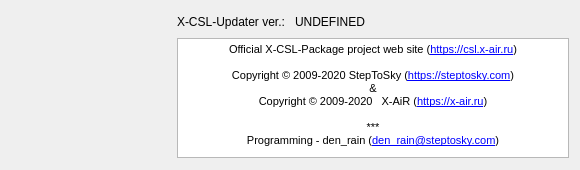
This is src/about.ui in steptosky/x-csl-updater as Qt 5 draws it before an edit. The edited form follows.
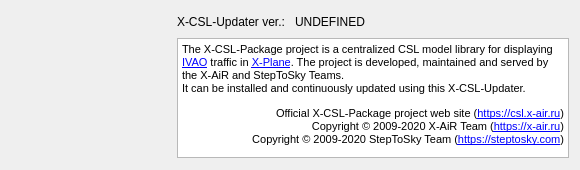
This is the edited form. Icons and pictures are not drawn.

Commit message: updated the about window

Patch:
```diff
--- a/src/about.ui
+++ b/src/about.ui
@@ -180,16 +180,12 @@
 &lt;html&gt;&lt;head&gt;&lt;meta name=&quot;qrichtext&quot; content=&quot;1&quot; /&gt;&lt;style type=&quot;text/css&quot;&gt;
 p, li { white-space: pre-wrap; }
 &lt;/style&gt;&lt;/head&gt;&lt;body style=&quot; font-family:'MS Shell Dlg 2'; font-size:8.25pt; font-weight:400; font-style:normal;&quot;&gt;
-&lt;p align=&quot;center&quot; style=&quot; margin-top:0px; margin-bottom:0px; margin-left:0px; margin-right:0px; -qt-block-indent:0; text-indent:0px;&quot;&gt;&lt;span style=&quot; font-size:8pt;&quot;&gt;Official X-CSL-Package project web site (&lt;/span&gt;&lt;a href=&quot;https://csl.x-air.ru&quot;&gt;&lt;span style=&quot; font-size:8pt; text-decoration: underline; color:#0000ff;&quot;&gt;https://csl.x-air.ru&lt;/span&gt;&lt;/a&gt;&lt;span style=&quot; font-size:8pt;&quot;&gt;)&lt;/span&gt;&lt;/p&gt;
-&lt;p align=&quot;center&quot; style=&quot;-qt-paragraph-type:empty; margin-top:0px; margin-bottom:0px; margin-left:0px; margin-right:0px; -qt-block-indent:0; text-indent:0px; font-size:8pt;&quot;&gt;&lt;br /&gt;&lt;/p&gt;
-&lt;p align=&quot;center&quot; style=&quot; margin-top:0px; margin-bottom:0px; margin-left:0px; margin-right:0px; -qt-block-indent:0; text-indent:0px;&quot;&gt;&lt;span style=&quot; font-size:8pt;&quot;&gt;Copyright © 2009-2020 StepToSky (&lt;/span&gt;&lt;a href=&quot;https://steptosky.com&quot;&gt;&lt;span style=&quot; font-size:8pt; text-decoration: underline; color:#0000ff;&quot;&gt;https://steptosky.com&lt;/span&gt;&lt;/a&gt;&lt;span style=&quot; font-size:8pt;&quot;&gt;)&lt;/span&gt;&lt;/p&gt;
-&lt;p align=&quot;center&quot; style=&quot; margin-top:0px; margin-bottom:0px; margin-left:0px; margin-right:0px; -qt-block-indent:0; text-indent:0px;&quot;&gt;&lt;span style=&quot; font-size:8pt;&quot;&gt;&amp;amp;&lt;/span&gt;&lt;/p&gt;
-&lt;p align=&quot;center&quot; style=&quot; margin-top:0px; margin-bottom:0px; margin-left:0px; margin-right:0px; -qt-block-indent:0; text-indent:0px;&quot;&gt;&lt;span style=&quot; font-size:8pt;&quot;&gt;Copyright © 2009-2020   X-AiR (&lt;/span&gt;&lt;a href=&quot;https://x-air.ru&quot;&gt;&lt;span style=&quot; font-size:8pt; text-decoration: underline; color:#0000ff;&quot;&gt;https://x-air.ru&lt;/span&gt;&lt;/a&gt;&lt;span style=&quot; font-size:8pt;&quot;&gt;)&lt;/span&gt;&lt;/p&gt;
-&lt;p align=&quot;center&quot; style=&quot;-qt-paragraph-type:empty; margin-top:0px; margin-bottom:0px; margin-left:0px; margin-right:0px; -qt-block-indent:0; text-indent:0px; font-size:8pt; text-decoration: underline; color:#0000ff;&quot;&gt;&lt;br /&gt;&lt;/p&gt;
-&lt;p align=&quot;center&quot; style=&quot; margin-top:0px; margin-bottom:0px; margin-left:0px; margin-right:0px; -qt-block-indent:0; text-indent:0px;&quot;&gt;&lt;span style=&quot; font-size:8pt;&quot;&gt;***&lt;/span&gt;&lt;/p&gt;
-&lt;p align=&quot;center&quot; style=&quot; margin-top:0px; margin-bottom:0px; margin-left:0px; margin-right:0px; -qt-block-indent:0; text-indent:0px;&quot;&gt;&lt;span style=&quot; font-size:8pt;&quot;&gt;Programming - den_rain (&lt;/span&gt;&lt;a href=&quot;mailto:den_rain@steptosky.com&quot;&gt;&lt;span style=&quot; font-size:8pt; text-decoration: underline; color:#0000ff;&quot;&gt;den_rain@steptosky.com&lt;/span&gt;&lt;/a&gt;&lt;span style=&quot; font-size:8pt;&quot;&gt;)&lt;/span&gt;&lt;/p&gt;
-&lt;p align=&quot;center&quot; style=&quot;-qt-paragraph-type:empty; margin-top:0px; margin-bottom:0px; margin-left:0px; margin-right:0px; -qt-block-indent:0; text-indent:0px; font-size:8pt;&quot;&gt;&lt;br /&gt;&lt;/p&gt;
-&lt;p align=&quot;center&quot; style=&quot;-qt-paragraph-type:empty; margin-top:0px; margin-bottom:0px; margin-left:0px; margin-right:0px; -qt-block-indent:0; text-indent:0px; font-size:8pt;&quot;&gt;&lt;br /&gt;&lt;/p&gt;&lt;/body&gt;&lt;/html&gt;</string>
+&lt;p style=&quot; margin-top:12px; margin-bottom:12px; margin-left:0px; margin-right:0px; -qt-block-indent:0; text-indent:0px;&quot;&gt;The X-CSL-Package project is a centralized CSL model library for displaying &lt;a href=&quot;https://ivao.aero&quot;&gt;&lt;span style=&quot; text-decoration: underline; color:#0000ff;&quot;&gt;IVAO&lt;/span&gt;&lt;/a&gt; traffic in &lt;a href=&quot;https://x-plane.com&quot;&gt;&lt;span style=&quot; text-decoration: underline; color:#0000ff;&quot;&gt;X-Plane&lt;/span&gt;&lt;/a&gt;. The project is developed, maintained and served by&lt;br /&gt;the X-AiR and StepToSky Teams.&lt;br /&gt;It can be installed and continuously updated using this X-CSL-Updater.&lt;/p&gt;
+&lt;p align=&quot;right&quot; style=&quot; margin-top:12px; margin-bottom:12px; margin-left:0px; margin-right:0px; -qt-block-indent:0; text-indent:0px;&quot;&gt;Official X-CSL-Package project web site (&lt;a href=&quot;https://csl.x-air.ru&quot;&gt;&lt;span style=&quot; text-decoration: underline; color:#0000ff;&quot;&gt;https://csl.x-air.ru&lt;/span&gt;&lt;/a&gt;)&lt;br /&gt;Copyright © 2009-2020 X-AiR Team (&lt;a href=&quot;https://x-air.ru&quot;&gt;&lt;span style=&quot; text-decoration: underline; color:#0000ff;&quot;&gt;https://x-air.ru&lt;/span&gt;&lt;/a&gt;)&lt;br /&gt;Copyright © 2009-2020 StepToSky Team (&lt;a href=&quot;https://steptosky.com&quot;&gt;&lt;span style=&quot; text-decoration: underline; color:#0000ff;&quot;&gt;https://steptosky.com&lt;/span&gt;&lt;/a&gt;)&lt;/p&gt;
+&lt;p align=&quot;center&quot; style=&quot; margin-top:12px; margin-bottom:12px; margin-left:0px; margin-right:0px; -qt-block-indent:0; text-indent:0px;&quot;&gt;&lt;br /&gt;&lt;/p&gt;
+&lt;p align=&quot;center&quot; style=&quot; margin-top:12px; margin-bottom:12px; margin-left:0px; margin-right:0px; -qt-block-indent:0; text-indent:0px;&quot;&gt;&lt;br /&gt;&lt;/p&gt;
+&lt;p align=&quot;center&quot; style=&quot; margin-top:12px; margin-bottom:12px; margin-left:0px; margin-right:0px; -qt-block-indent:0; text-indent:0px;&quot;&gt;&lt;br /&gt;&lt;/p&gt;
+&lt;p align=&quot;center&quot; style=&quot; margin-top:12px; margin-bottom:12px; margin-left:0px; margin-right:0px; -qt-block-indent:0; text-indent:0px;&quot;&gt;&lt;br /&gt;&lt;/p&gt;&lt;/body&gt;&lt;/html&gt;</string>
        </property>
        <property name="textInteractionFlags">
         <set>Qt::LinksAccessibleByMouse|Qt::TextSelectableByKeyboard|Qt::TextSelectableByMouse</set>
```
